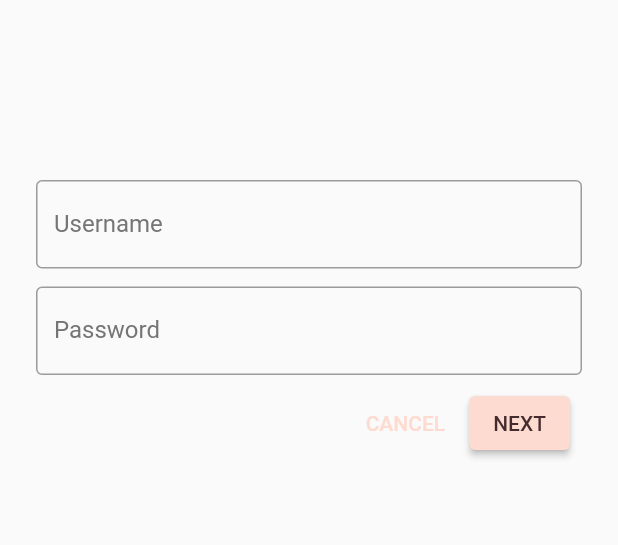
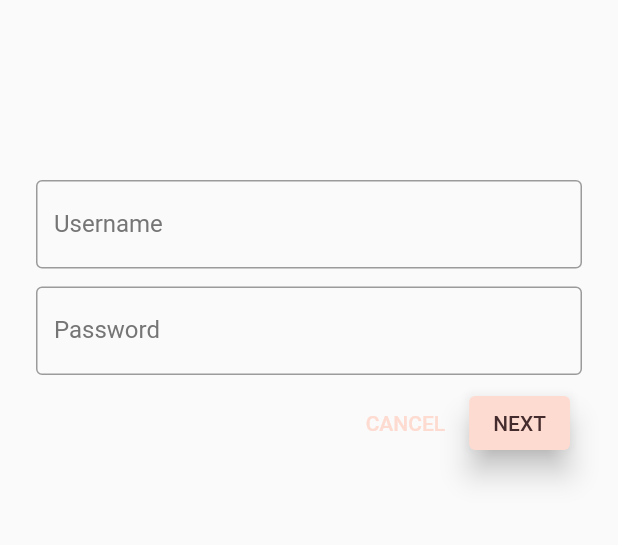
Before and after one commit to Hachaniwassim/MDC-103-Flutter-Material-Theming-with-Color-Shape-Elevation-and-Type, a Flutter app: the screen it shows after launch, on a phone screen of 412 x 824 dp, the part 237-782 px from its top. Run offline on Flutter 3.47's test engine with Material 2 defaults, Android fonts, the phone set to English and light mode, and no system bars.

Commit message:
Change the elevation of the NEXT button

```diff
--- a/mdc_100_series/lib/login.dart
+++ b/mdc_100_series/lib/login.dart
@@ -99,6 +99,10 @@ class _LoginPageState extends State<LoginPage> {
                 // TODO: Add a beveled rectangular border to NEXT (103)
                 ElevatedButton(
                   child: const Text('NEXT'),
+                // New code
+                style: ButtonStyle(
+                  elevation: MaterialStateProperty.all(8.0),
+                ),
                   onPressed: () {
                     Navigator.pop(context);
                   },
```
